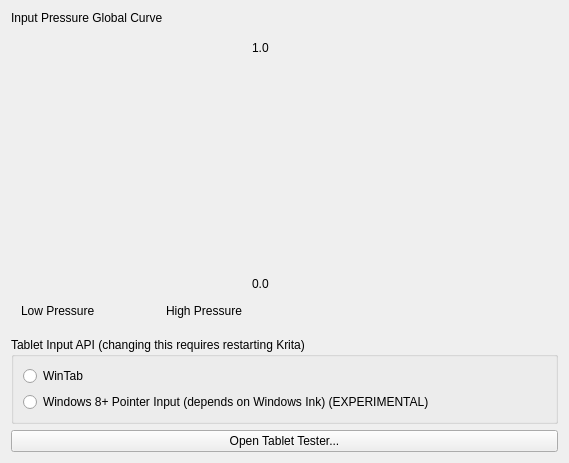
Before: the Qt Designer form libs/ui/forms/wdgtabletsettings.ui in KDE/krita, drawn with Qt 5.
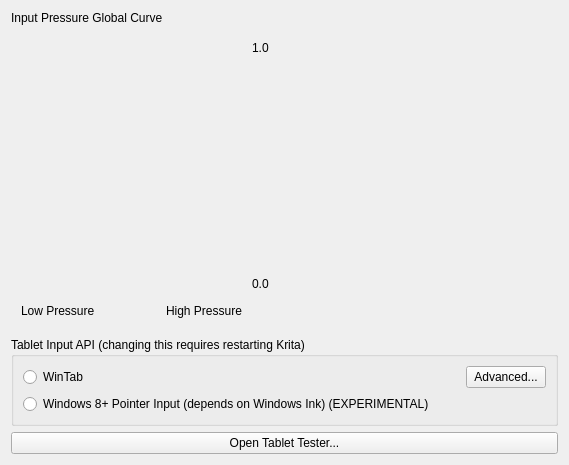
After: the same form once the commit is applied. Custom widgets are drawn as their Qt base class.

Commit message:
Implement a dialog passing Qt forced tablet mapping
Go to Preferences->Tablet Settings->Wintab->Advanced...

In the dialog one can select between modes:

* Use information provided by tablet ---  we fetch the mapping
  from the tablet driver

* Map to entire virtual screen --- default way how Qt handled it
  before

* Map to custom area --- just map to the custom area of the screen
  in **hardware** (that is, unscaled) pixels.

The edit to the form file:
```diff
--- a/libs/ui/forms/wdgtabletsettings.ui
+++ b/libs/ui/forms/wdgtabletsettings.ui
@@ -7,7 +7,7 @@
     <x>0</x>
     <y>0</y>
     <width>569</width>
-    <height>433</height>
+    <height>453</height>
    </rect>
   </property>
   <property name="sizePolicy">
@@ -179,11 +179,35 @@
      </property>
      <layout class="QVBoxLayout" name="verticalLayout_2">
       <item>
+       <layout class="QHBoxLayout" name="horizontalLayout_2">
+        <item>
        <widget class="QRadioButton" name="radioWintab">
         <property name="text">
          <string>WinTab</string>
         </property>
        </widget>
+        </item>
+        <item>
+         <spacer name="horizontalSpacer_3">
+          <property name="orientation">
+           <enum>Qt::Horizontal</enum>
+          </property>
+          <property name="sizeHint" stdset="0">
+           <size>
+            <width>40</width>
+            <height>20</height>
+           </size>
+          </property>
+         </spacer>
+        </item>
+        <item>
+         <widget class="QPushButton" name="btnResolutionSettings">
+          <property name="text">
+           <string>Advanced...</string>
+          </property>
+         </widget>
+        </item>
+       </layout>
       </item>
       <item>
        <widget class="QRadioButton" name="radioWin8PointerInput">
```
Lines whose indentation alone changed are shown as unchanged. The commit also changes 7 other files.
